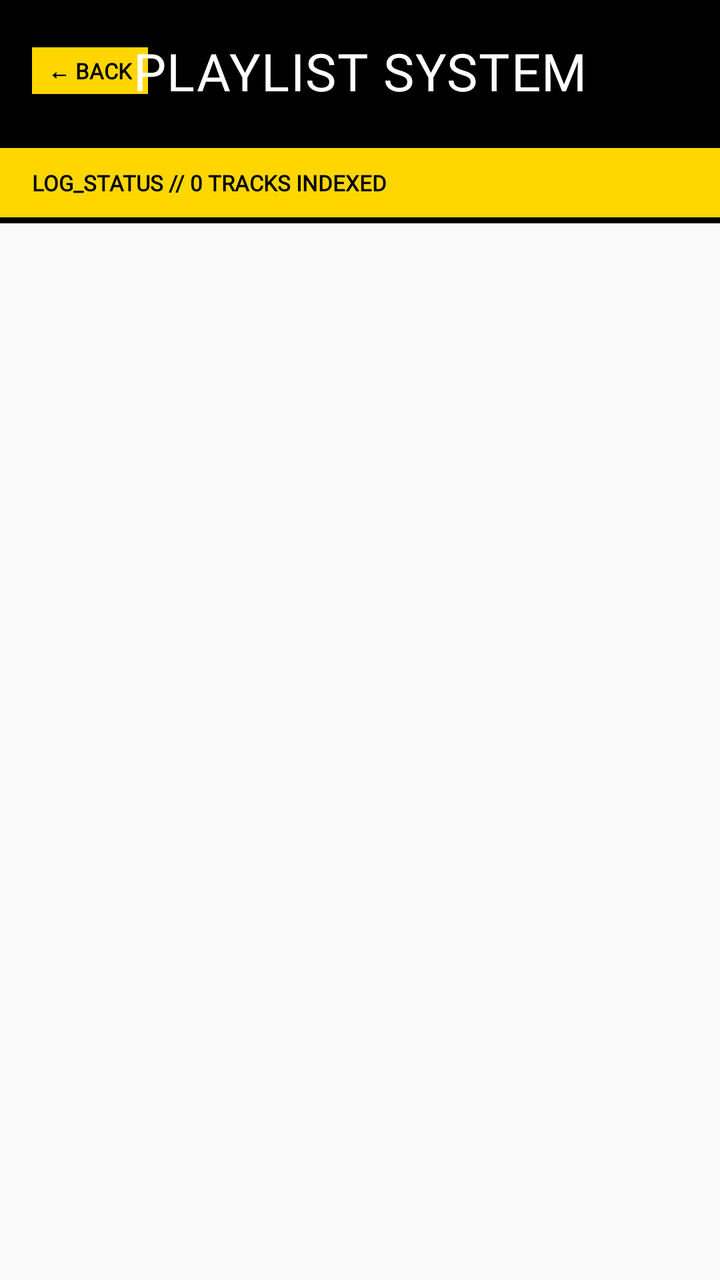
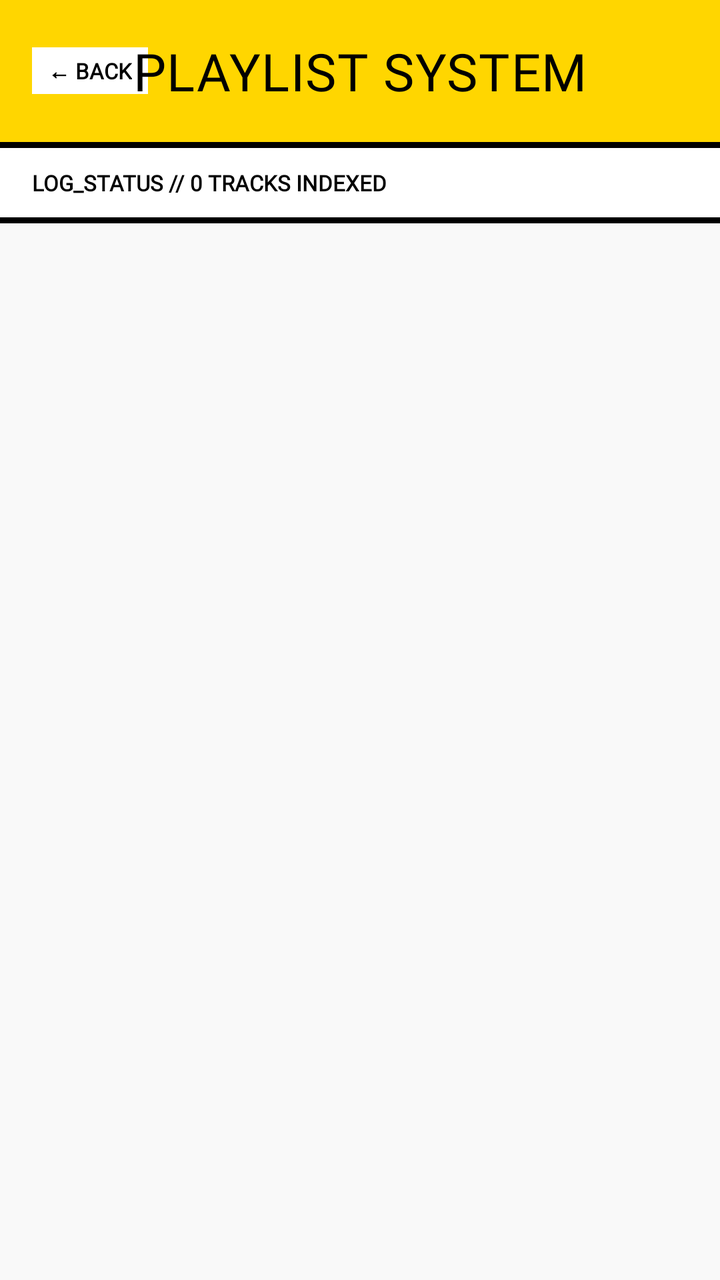

Screens rendered from an Android XML layout before and after an edit, with the pre-edit source and the edit as a unified diff.
<!-- AndroidManifest.xml: application theme Theme.Noctune -->
<!-- res/layout/activity_playlist_detail.xml -->
<?xml version="1.0" encoding="utf-8"?>
<LinearLayout
    xmlns:android="http://schemas.android.com/apk/res/android"
    android:layout_width="match_parent"
    android:layout_height="match_parent"
    android:orientation="vertical"
    android:background="@color/bg_main">

    <RelativeLayout
        android:layout_width="match_parent"
        android:layout_height="wrap_content"
        android:background="@color/border_color"
        android:paddingHorizontal="16dp"
        android:paddingVertical="18dp">

        <TextView
            android:id="@+id/tv_back_playlist"
            android:layout_width="wrap_content"
            android:layout_height="wrap_content"
            android:layout_alignParentStart="true"
            android:layout_centerVertical="true"
            android:background="@color/brand_yellow"
            android:text="← BACK"
            android:textColor="#000000"
            android:textSize="11sp"
            android:paddingHorizontal="8dp"
            android:paddingVertical="4dp"
            android:fontFamily="@font/space_mono"
            android:textStyle="bold"/>

        <TextView
            android:id="@+id/tv_playlist_title"
            android:layout_width="wrap_content"
            android:layout_height="wrap_content"
            android:layout_centerInParent="true"
            android:text="PLAYLIST SYSTEM"
            android:textColor="@color/bg_surface"
            android:textSize="26sp"
            android:fontFamily="@font/bebas_neue"
            android:letterSpacing="0.02"/>
    </RelativeLayout>

    <View
        android:layout_width="match_parent"
        android:layout_height="3dp"
        android:background="@color/border_color"/>

    <LinearLayout
        android:layout_width="match_parent"
        android:layout_height="wrap_content"
        android:orientation="horizontal"
        android:paddingHorizontal="16dp"
        android:paddingVertical="10dp"
        android:background="@color/brand_yellow">

        <TextView
            android:id="@+id/tv_playlist_info"
            android:layout_width="match_parent"
            android:layout_height="wrap_content"
            android:text="LOG_STATUS // 0 TRACKS INDEXED"
            android:textColor="#000000"
            android:textSize="11sp"
            android:textStyle="bold"
            android:fontFamily="@font/space_mono"/>
    </LinearLayout>

    <View
        android:layout_width="match_parent"
        android:layout_height="3dp"
        android:background="@color/border_color"/>

    <FrameLayout
        android:layout_width="match_parent"
        android:layout_height="match_parent"
        android:background="@color/border_color">

        <TextView
            android:id="@+id/tv_playlist_empty"
            android:layout_width="match_parent"
            android:layout_height="wrap_content"
            android:layout_gravity="center"
            android:layout_marginHorizontal="24dp"
            android:background="@color/bg_surface"
            android:padding="24dp"
            android:text="[ERROR_04: NO_TRACKS_YET]\n\nAdd tracks to this directory via Home or Explore console."
            android:textColor="@color/brand_red"
            android:textSize="13sp"
            android:fontFamily="@font/space_mono"
            android:gravity="center"
            android:lineSpacingMultiplier="1.3"
            android:visibility="gone"/>

        <androidx.recyclerview.widget.RecyclerView
            android:id="@+id/rv_playlist_tracks"
            android:layout_width="match_parent"
            android:layout_height="match_parent"
            android:background="@color/bg_main" />
    </FrameLayout>

</LinearLayout>
<!-- resources referenced by this layout -->
<resources>
  <color name="bg_main">#F9F9F9</color>
  <color name="bg_surface">#FFFFFF</color>
  <color name="border_color">#000000</color>
  <color name="brand_red">#E63329</color>
  <color name="brand_yellow">#FFD600</color>
  <style name="Theme.Noctune" parent="Theme.MaterialComponents.Light.NoActionBar">
          <item name="colorPrimary">@color/brand_yellow</item>
          <item name="colorPrimaryVariant">@color/brand_yellow</item>
          <item name="colorOnPrimary">#000000</item>  
          <item name="colorSecondary">@color/brand_red</item>
  
          <item name="android:windowBackground">@color/bg_main</item>
          <item name="android:statusBarColor">@color/brand_yellow</item>
  
          <item name="android:windowLightStatusBar">true</item>
          <item name="android:clipToPadding">false</item>
      </style>
</resources>

<!-- the commit's change to res/layout/activity_playlist_detail.xml (unified diff, before → after) -->
@@ -9,7 +9,7 @@
     <RelativeLayout
         android:layout_width="match_parent"
         android:layout_height="wrap_content"
-        android:background="@color/border_color"
+        android:background="@color/brand_yellow"
         android:paddingHorizontal="16dp"
         android:paddingVertical="18dp">
 
@@ -19,9 +19,9 @@
             android:layout_height="wrap_content"
             android:layout_alignParentStart="true"
             android:layout_centerVertical="true"
-            android:background="@color/brand_yellow"
+            android:background="@color/bg_surface"
             android:text="← BACK"
-            android:textColor="#000000"
+            android:textColor="@color/text_primary"
             android:textSize="11sp"
             android:paddingHorizontal="8dp"
             android:paddingVertical="4dp"
@@ -34,7 +34,7 @@
             android:layout_height="wrap_content"
             android:layout_centerInParent="true"
             android:text="PLAYLIST SYSTEM"
-            android:textColor="@color/bg_surface"
+            android:textColor="#000000"
             android:textSize="26sp"
             android:fontFamily="@font/bebas_neue"
             android:letterSpacing="0.02"/>
@@ -51,14 +51,14 @@
         android:orientation="horizontal"
         android:paddingHorizontal="16dp"
         android:paddingVertical="10dp"
-        android:background="@color/brand_yellow">
+        android:background="@color/bg_surface">
 
         <TextView
             android:id="@+id/tv_playlist_info"
             android:layout_width="match_parent"
             android:layout_height="wrap_content"
             android:text="LOG_STATUS // 0 TRACKS INDEXED"
-            android:textColor="#000000"
+            android:textColor="@color/text_primary"
             android:textSize="11sp"
             android:textStyle="bold"
             android:fontFamily="@font/space_mono"/>
@@ -72,7 +72,7 @@
     <FrameLayout
         android:layout_width="match_parent"
         android:layout_height="match_parent"
-        android:background="@color/border_color">
+        android:background="@color/bg_surface">
 
         <TextView
             android:id="@+id/tv_playlist_empty"
@@ -82,7 +82,7 @@
             android:layout_marginHorizontal="24dp"
             android:background="@color/bg_surface"
             android:padding="24dp"
-            android:text="[ERROR_04: NO_TRACKS_YET]\n\nAdd tracks to this directory via Home or Explore console."
+            android:text="Add tracks to this directory via Home or Explore console."
             android:textColor="@color/brand_red"
             android:textSize="13sp"
             android:fontFamily="@font/space_mono"
<!-- resource entries referenced after the edit -->
@@ -5,6 +5,7 @@
   <color name="border_color">#000000</color>
   <color name="brand_red">#E63329</color>
   <color name="brand_yellow">#FFD600</color>
+  <color name="text_primary">#000000</color>
   <style name="Theme.Noctune" parent="Theme.MaterialComponents.Light.NoActionBar">
           <item name="colorPrimary">@color/brand_yellow</item>
           <item name="colorPrimaryVariant">@color/brand_yellow</item>
